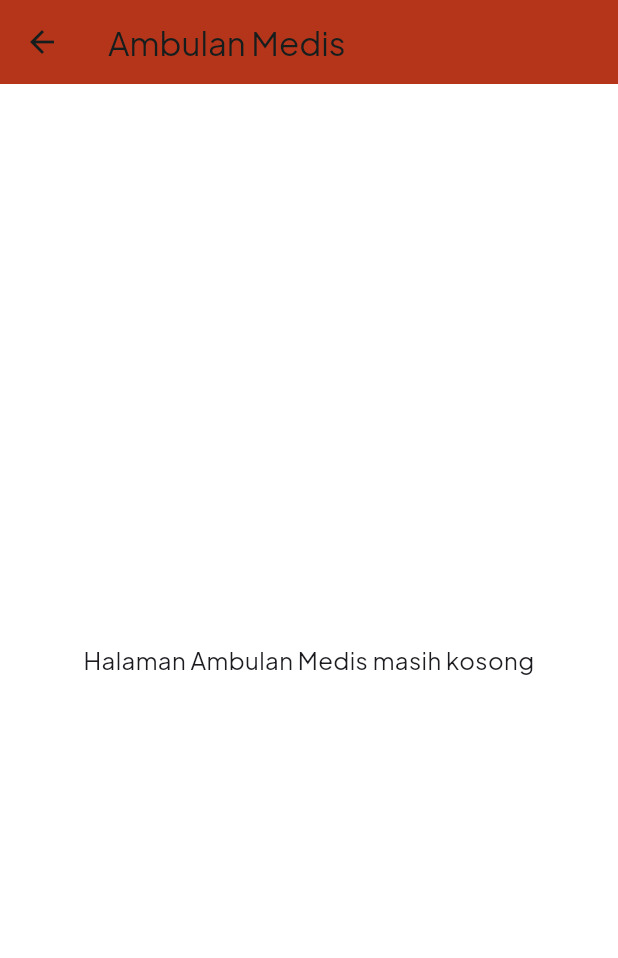
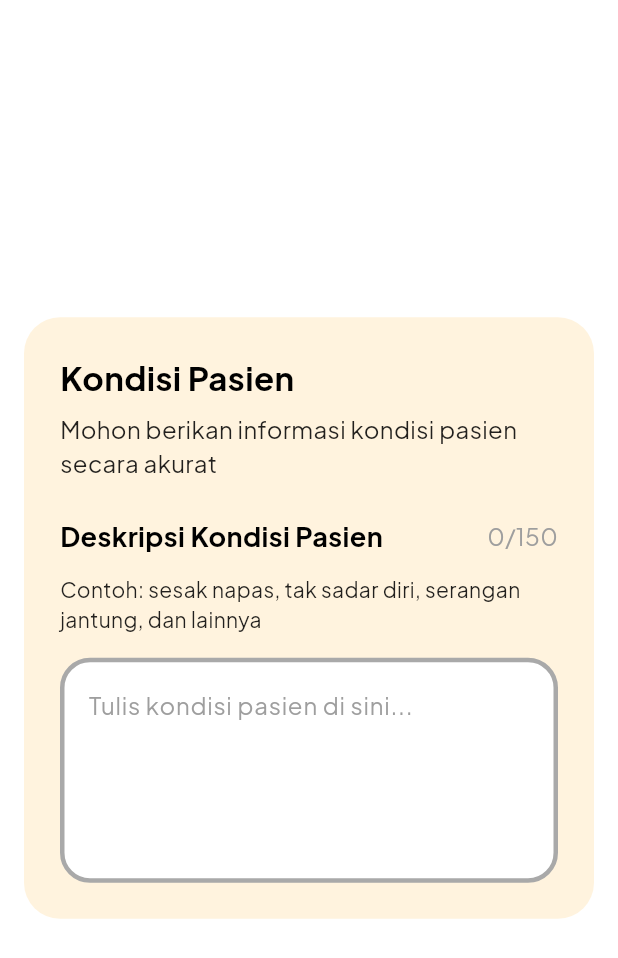
Before and after one commit to 101-toyota-team/resqlink-fe, a Flutter app: the HomeScreen screen opened directly, after a tap on an icon or button, on a phone screen of 412 x 824 dp. Shown: the top 958 px of the screen. Run offline on Flutter 3.47's test engine with Material 3 defaults, Android fonts, the phone set to English and light mode, and no system bars; our stand-ins replace flutter_dotenv, flutter_svg, google_fonts, shared_preferences, supabase_flutter; accounts and stored records are empty.

Commit message:
feat: add patient condition widget

```diff
--- a/lib/screens/login/login_screen.dart
+++ b/lib/screens/login/login_screen.dart
@@ -1,7 +1,6 @@
 import 'package:flutter/material.dart';
 import 'package:google_fonts/google_fonts.dart';
 // import '../../services/auth_service.dart';
-import '../../services/token_storage.dart';
 import '../../constants/app_colors.dart';
 import '../../themes/app_widgets.dart';
 import '../register/register_screen.dart';
--- /dev/null
+++ b/lib/screens/order/order_screen.dart
@@ -0,0 +1,19 @@
+import 'package:flutter/material.dart';
+import '../../widgets/order/patient_condition.dart';
+
+
+class OrderScreen extends StatelessWidget {
+  const OrderScreen({super.key});
+
+  @override
+  Widget build(BuildContext context) {
+    return const Scaffold(
+      body: Center(
+        child: Padding(
+          padding: EdgeInsets.all(16.0),
+          child: PatientConditionWidget(),
+        ),
+      ),
+    );
+  }
+}
--- a/lib/widgets/home/ambulance_tabs.dart
+++ b/lib/widgets/home/ambulance_tabs.dart
@@ -1,7 +1,7 @@
 import 'package:flutter/material.dart';
 import 'package:flutter_svg/flutter_svg.dart';
 import '../../constants/app_colors.dart';
-import '../../screens/home/ambulance_tab_screen.dart';
+import '../../screens/order/order_screen.dart';
 
 class _AmbulanceTabData {
   final String label;
@@ -68,7 +68,7 @@ class _AmbulanceTabCard extends StatelessWidget {
       onTap: () {
         Navigator.of(context).push(
           MaterialPageRoute(
-            builder: (_) => AmbulanceTabScreen(title: data.label.replaceAll('\n', ' ')),
+            builder: (_) => OrderScreen(),
           ),
         );
       },
--- /dev/null
+++ b/lib/widgets/order/patient_condition.dart
@@ -0,0 +1,88 @@
+import 'package:flutter/material.dart';
+
+class PatientConditionWidget extends StatelessWidget {
+  const PatientConditionWidget({super.key});
+
+  @override
+  Widget build(BuildContext context) {
+
+    return Container(
+      width: double.infinity,
+      padding: const EdgeInsets.all(24.0),
+      decoration: BoxDecoration(
+        color: Color(0xFFFFF3DE),
+        borderRadius: BorderRadius.circular(24.0),
+      ),
+      child: Column(
+        crossAxisAlignment: CrossAxisAlignment.start,
+        mainAxisSize: MainAxisSize.min,
+        children: [
+          const Text(
+            'Kondisi Pasien',
+            style: TextStyle(
+              fontSize: 22,
+              fontWeight: FontWeight.bold,
+              color: Colors.black,
+            ),
+          ),
+          const SizedBox(height: 8),
+          const Text(
+            'Mohon berikan informasi kondisi pasien secara akurat',
+            style: TextStyle(
+              fontSize: 16,
+              color: Colors.black87,
+            ),
+          ),
+          const SizedBox(height: 24),
+          Row(
+            mainAxisAlignment: MainAxisAlignment.spaceBetween,
+            children: const [
+              Text(
+                'Deskripsi Kondisi Pasien',
+                style: TextStyle(
+                  fontSize: 18,
+                  fontWeight: FontWeight.bold,
+                  color: Colors.black,
+                ),
+              ),
+              Text(
+                '0/150',
+                style: TextStyle(
+                  fontSize: 16,
+                  color: Colors.grey,
+                ),
+              ),
+            ],
+          ),
+          const SizedBox(height: 12),
+          const Text(
+            'Contoh: sesak napas, tak sadar diri, serangan jantung, dan lainnya',
+            style: TextStyle(
+              fontSize: 14,
+              color: Colors.black87,
+            ),
+          ),
+          const SizedBox(height: 16),
+          // Input Field Box
+          Container(
+            height: 150,
+            decoration: BoxDecoration(
+              color: Colors.white,
+              borderRadius: BorderRadius.circular(20.0),
+              border: Border.all(color: Color(0xFFA9A9A9), width: 3.0),
+            ),
+            child: const TextField(
+              maxLines: null,
+              decoration: InputDecoration(
+                hintText: 'Tulis kondisi pasien di sini...',
+                hintStyle: TextStyle(color: Colors.grey),
+                border: InputBorder.none,
+                contentPadding: EdgeInsets.all(16.0),
+              ),
+            ),
+          ),
+        ],
+      ),
+    );
+  }
+}
```
